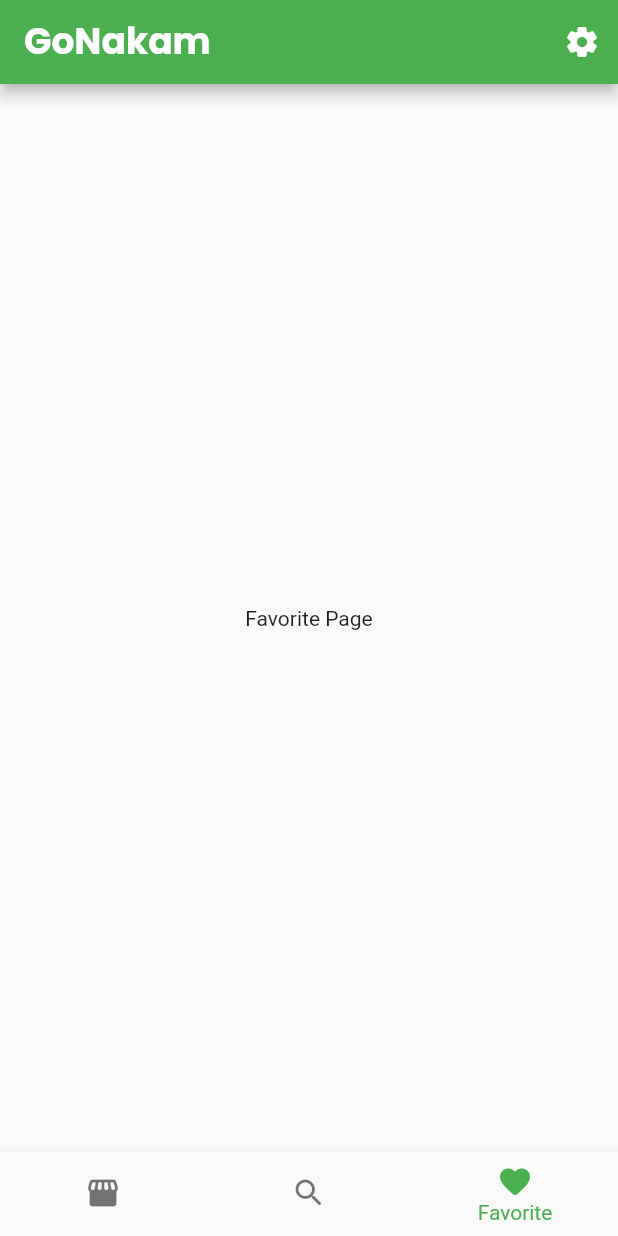
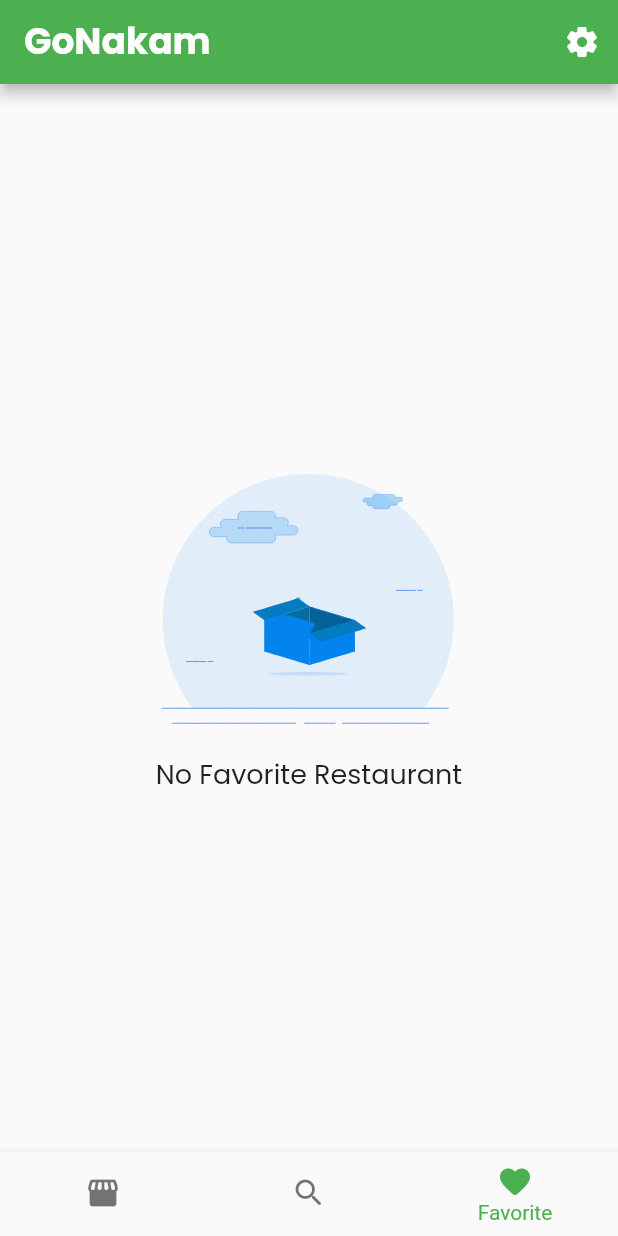
Before and after one commit to un-ro/restaurant_app, a Flutter app: the screen it shows after launch, item 3 of the bottom bar chosen, on a phone screen of 412 x 824 dp. Run offline on Flutter 3.47's test engine with Material 2 defaults, Android fonts, the phone set to English and light mode, and no system bars; our stand-ins replace cached_network_image, google_fonts, lottie, sqflite; accounts and stored records are empty; network calls fail.

Commit message:
feat: Favorite Page

```diff
--- a/lib/ui/favorite_page.dart
+++ b/lib/ui/favorite_page.dart
@@ -1,12 +1,38 @@
 import 'package:flutter/material.dart';
+import 'package:google_fonts/google_fonts.dart';
+import 'package:lottie/lottie.dart';
+import 'package:provider/provider.dart';
+import 'package:restaurant_app/data/model/favorite.dart';
+import 'package:restaurant_app/data/repository_provider.dart';
 
 class FavoritePage extends StatelessWidget {
   const FavoritePage({Key? key}) : super(key: key);
 
   @override
   Widget build(BuildContext context) {
-    return Center(
-      child: Text('Favorite Page'),
-    );
+    return Consumer<Repository>(builder: (context, provider, _) {
+      final List<Favorite> favorites = provider.favorites;
+      if (favorites.isEmpty) {
+        return Center(
+          child: Column(
+            mainAxisAlignment: MainAxisAlignment.center,
+            children: [
+              Lottie.asset(
+                'assets/lottie/empty-box.json',
+                width: 200,
+                height: 200,
+              ),
+              SizedBox(height: 8),
+              Text('No Favorite Restaurant',
+                  style: GoogleFonts.poppins(fontSize: 18)),
+            ],
+          ),
+        );
+      } else {
+        return Center(
+          child: Text(favorites.length.toString()),
+        );
+      }
+    });
   }
 }
```
